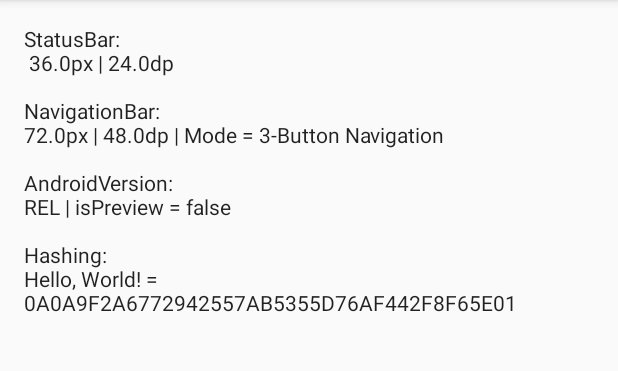
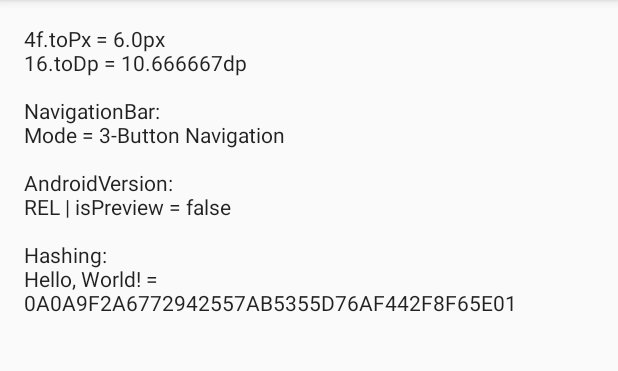
Before and after one commit to evowizz/common, an Android app: the screen it shows after launch (MainActivity), on a phone screen of 412 x 824 dp, the part 84-455 px from its top. Run offline under Robolectric (Android 15) with nearby library versions, the phone set to English and light mode, and no system bars.

```diff
--- a/app/src/main/java/com/evo/commonlib/MainActivity.kt
+++ b/app/src/main/java/com/evo/commonlib/MainActivity.kt
@@ -25,8 +25,8 @@ import com.evo.common.hashing.Hashing
 import com.evo.common.os.AndroidVersion
 import com.evo.common.view.NavigationBar
 import com.evo.common.view.NavigationBarMode
-import com.evo.common.view.StatusBar
 import com.evo.common.view.toDp
+import com.evo.common.view.toPx
 
 class MainActivity : AppCompatActivity() {
 
@@ -39,16 +39,11 @@ class MainActivity : AppCompatActivity() {
 
     fun getText(): String {
 
-        /* Using Context to retrieve the heights*/
-        val sBarSizePx = StatusBar.getHeight(this, null).toFloat()
-        val nBarSizePx = NavigationBar.getHeight(this, null).toFloat()
-
-        /* Using Window to retrieve the heights*/
-        /* Using Float.toDp(...)*/
-        val sBarSizeDp = StatusBar.getHeight(this, window).toFloat().toDp(this)
+        /* Using Float.toPx(...)*/
+        val toPxValue = 4f.toPx(this)
 
         /* Using Int.toDp(...)*/
-        val nBarSizeDp = NavigationBar.getHeight(this, window).toDp(this)
+        val toDpValue = 16.toDp(this)
 
         val nBarMode = getNavigationBarMode(this)
 
@@ -57,9 +52,10 @@ class MainActivity : AppCompatActivity() {
 
         val aHash = Hashing.hash("Hello, World!", Algorithm.SHA1)
 
-        return "StatusBar:\n ${sBarSizePx}px | ${sBarSizeDp}dp" + "\n\n" +
-                "NavigationBar:\n${nBarSizePx}px | ${nBarSizeDp}dp | Mode = $nBarMode" + "\n\n" +
-                "AndroidVersion:\n${aCodename} | isPreview = ${aIsPreview}" + "\n\n" +
+        return "4f.toPx = ${toPxValue}px" + "\n" +
+                "16.toDp = ${toDpValue}dp" + "\n\n" +
+                "NavigationBar:\nMode = $nBarMode" + "\n\n" +
+                "AndroidVersion:\n$aCodename | isPreview = $aIsPreview" + "\n\n" +
                 "Hashing:\n" + "Hello, World! = $aHash"
     }
 
--- a/common/src/main/java/com/evo/common/view/NavigationBar.kt
+++ b/common/src/main/java/com/evo/common/view/NavigationBar.kt
@@ -27,30 +27,6 @@ import android.view.Window
 object NavigationBar {
 
     /**
-     * Get the height in pixels of the navigation bar.
-     *
-     * If window is null, the default size of the navigation bar will be returned using context.
-     *
-     * @param context Context to get resources
-     * @param window Window of the current activity
-     * @return The height in pixels of the navigation bar
-     */
-    @Deprecated("Android now makes it easier to retrieve this value")
-    fun getHeight(context: Context, window: Window?): Int {
-        if (window != null) {
-            val view = window.decorView.rootView
-            if (view.rootWindowInsets != null) {
-                return view.rootWindowInsets.systemWindowInsetBottom
-            }
-        }
-
-        val resId = context.resources.getIdentifier("navigation_bar_height", "dimen", "android")
-        return if (resId > 0) {
-            context.resources.getDimensionPixelSize(resId)
-        } else 0
-    }
-
-    /**
      * Returns the mode of the navigation bar.
      *
      * @param context Context used to retrieve the [ContentResolver][android.content.ContentResolver]
--- a/common/src/main/java/com/evo/common/view/StatusBar.kt
+++ /dev/null
@@ -1,51 +0,0 @@
-/*
- * Copyright 2020 Dylan Roussel
- *
- * Licensed under the Apache License, Version 2.0 (the "License");
- * you may not use this file except in compliance with the License.
- * You may obtain a copy of the License at
- *
- *     https://www.apache.org/licenses/LICENSE-2.0
- *
- * Unless required by applicable law or agreed to in writing, software
- * distributed under the License is distributed on an "AS IS" BASIS,
- * WITHOUT WARRANTIES OR CONDITIONS OF ANY KIND, either express or implied.
- * See the License for the specific language governing permissions and
- * limitations under the License.
- */
-
-package com.evo.common.view
-
-import android.content.Context
-import android.view.Window
-
-/**
- * Created by Dylan Roussel on 14/10/2019
- */
-object StatusBar {
-
-
-    /**
-     * Get the height in pixels of the status bar.
-     *
-     * If window is null, the default size of the status bar will be returned using context.
-     *
-     * @param context The context to get resources
-     * @param window The window of the current activity
-     * @return The height in pixels of the status bar
-     */
-    @Deprecated("Android now makes it easier to retrieve this value")
-    fun getHeight(context: Context, window: Window?): Int {
-        if (window != null) {
-            val view = window.decorView.rootView
-            if (view.rootWindowInsets != null) {
-                return view.rootWindowInsets.systemWindowInsetTop
-            }
-        }
-
-        val resId = context.resources.getIdentifier("status_bar_height", "dimen", "android")
-        return if (resId > 0) {
-            context.resources.getDimensionPixelSize(resId)
-        } else 0
-    }
-}
```
